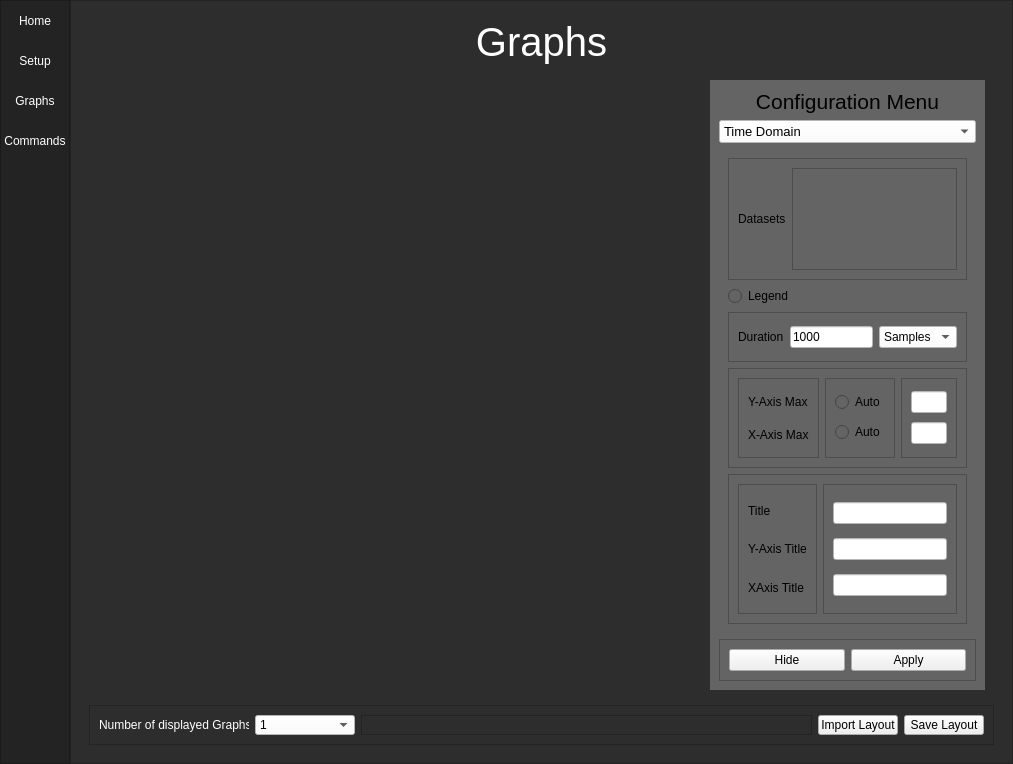
Before: the Qt Designer form TelemetryViewer/ui_main.ui in UBCO-Motorsports/WirelessTelemetryCapstone, drawn with Qt 5.
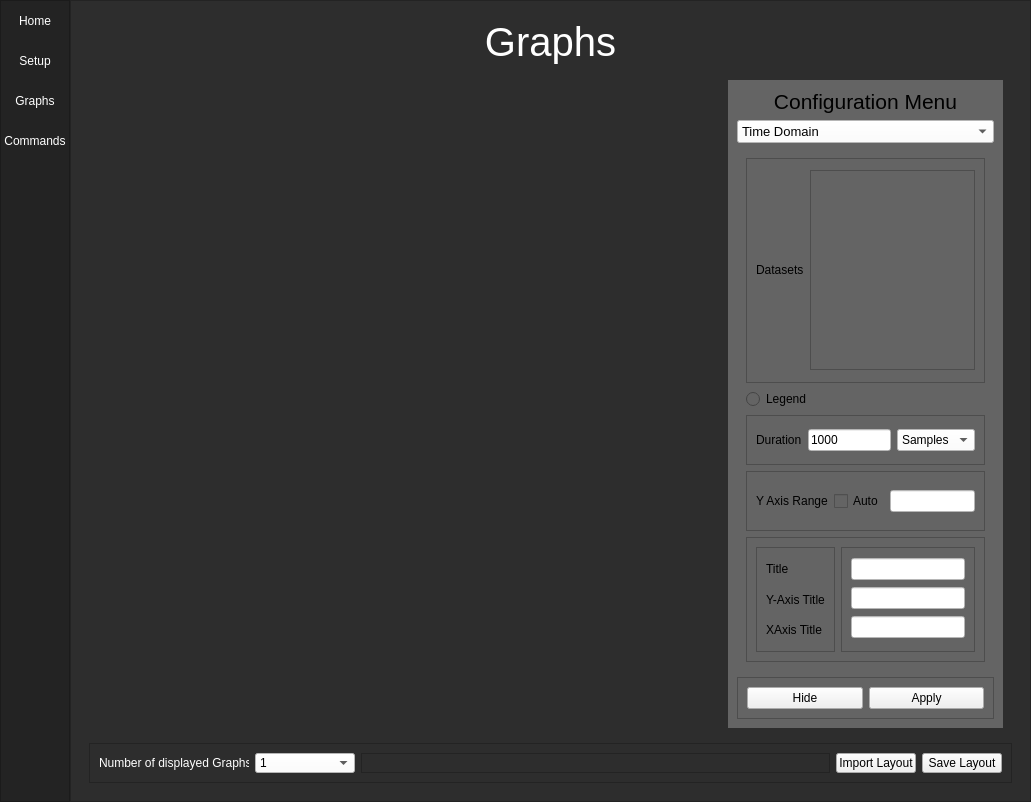
After: the same form once the commit is applied. The open tabs and pages were chosen to show the change. Icons and pictures are not drawn.

Commit message: Send Can ID messages to serial

What changed in the file:
```diff
--- a/TelemetryViewer/ui_main.ui
+++ b/TelemetryViewer/ui_main.ui
@@ -6,8 +6,8 @@
    <rect>
     <x>0</x>
     <y>0</y>
-    <width>1013</width>
-    <height>764</height>
+    <width>1031</width>
+    <height>802</height>
    </rect>
   </property>
   <property name="minimumSize">
@@ -1247,7 +1247,7 @@
                                 <x>0</x>
                                 <y>0</y>
                                 <width>168</width>
-                                <height>103</height>
+                                <height>198</height>
                                </rect>
                               </property>
                               <layout class="QVBoxLayout" name="verticalLayout_15"/>
@@ -1327,7 +1327,7 @@
                           <property name="minimumSize">
                            <size>
                             <width>0</width>
-                            <height>100</height>
+                            <height>60</height>
                            </size>
                           </property>
                           <property name="frameShape">
@@ -1338,81 +1338,24 @@
                           </property>
                           <layout class="QHBoxLayout" name="horizontalLayout_13">
                            <item>
-                            <widget class="QFrame" name="frame_24">
-                             <property name="frameShape">
-                              <enum>QFrame::StyledPanel</enum>
+                            <widget class="QLabel" name="label_3">
+                             <property name="text">
+                              <string>Y Axis Range</string>
                              </property>
-                             <property name="frameShadow">
-                              <enum>QFrame::Raised</enum>
-                             </property>
-                             <layout class="QVBoxLayout" name="verticalLayout_18">
-                              <item>
-                               <widget class="QLabel" name="label_16">
-                                <property name="text">
-                                 <string>Y-Axis Max</string>
-                                </property>
-                               </widget>
-                              </item>
-                              <item>
-                               <widget class="QLabel" name="label_17">
-                                <property name="text">
-                                 <string>X-Axis Max</string>
-                                </property>
-                               </widget>
-                              </item>
-                             </layout>
                             </widget>
                            </item>
                            <item>
-                            <widget class="QFrame" name="frame_25">
-                             <property name="frameShape">
-                              <enum>QFrame::StyledPanel</enum>
+                            <widget class="QCheckBox" name="checkBox">
+                             <property name="text">
+                              <string>Auto</string>
                              </property>
-                             <property name="frameShadow">
-                              <enum>QFrame::Raised</enum>
-                             </property>
-                             <layout class="QVBoxLayout" name="verticalLayout_19">
-                              <item>
-                               <widget class="QRadioButton" name="radioButton_4">
-                                <property name="text">
-                                 <string>Auto</string>
-                                </property>
-                               </widget>
-                              </item>
-                              <item>
-                               <widget class="QRadioButton" name="radioButton_5">
-                                <property name="text">
-                                 <string>Auto</string>
-                                </property>
-                               </widget>
-                              </item>
-                             </layout>
                             </widget>
                            </item>
                            <item>
-                            <widget class="QFrame" name="frame_26">
-                             <property name="frameShape">
-                              <enum>QFrame::StyledPanel</enum>
+                            <widget class="QLineEdit" name="lineEdit_5">
+                             <property name="styleSheet">
+                              <string notr="true">background-color: rgb(255, 255, 255);</string>
                              </property>
-                             <property name="frameShadow">
-                              <enum>QFrame::Raised</enum>
-                             </property>
-                             <layout class="QVBoxLayout" name="verticalLayout_20">
-                              <item>
-                               <widget class="QLineEdit" name="lineEdit_5">
-                                <property name="styleSheet">
-                                 <string notr="true">background-color: rgb(255, 255, 255);</string>
-                                </property>
-                               </widget>
-                              </item>
-                              <item>
-                               <widget class="QLineEdit" name="lineEdit_6">
-                                <property name="styleSheet">
-                                 <string notr="true">background-color: rgb(255, 255, 255);</string>
-                                </property>
-                               </widget>
-                              </item>
-                             </layout>
                             </widget>
                            </item>
                           </layout>
@@ -1423,7 +1366,7 @@
                           <property name="minimumSize">
                            <size>
                             <width>0</width>
-                            <height>150</height>
+                            <height>125</height>
                            </size>
                           </property>
                           <property name="frameShape">
```
Left out of the diff: 60 changed lines with no effect on the pictures. The commit also changes 2 other files.
